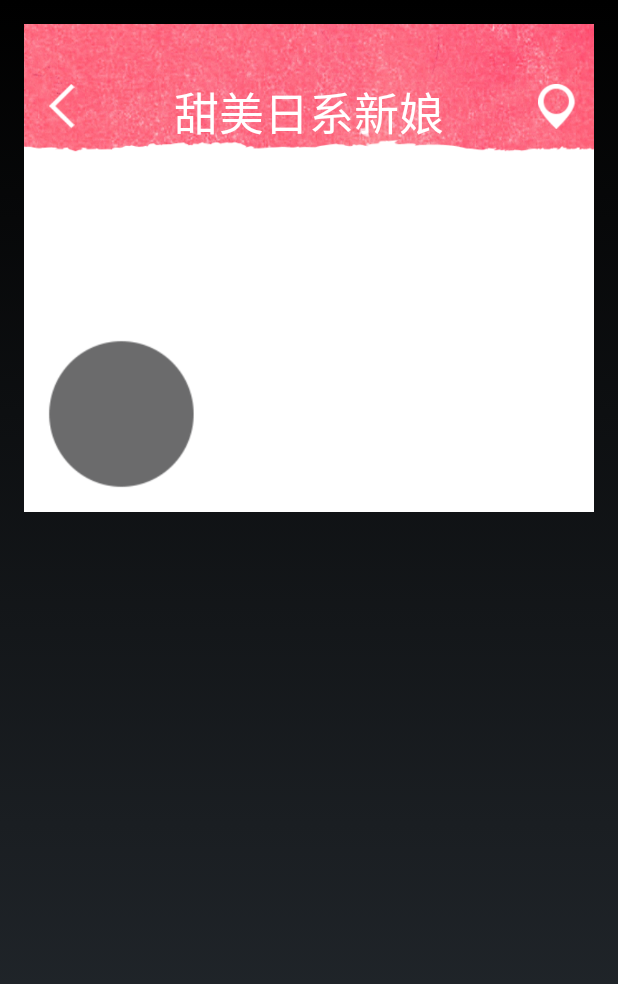
After one commit to chao-zhou/NailD2D, an Android app: the PackageDetailActivity screen opened directly, with no data from a screen before it, on a phone screen of 412 x 824 dp. The commit adds this screen. Shown: the top 984 px of the screen. Run offline under Robolectric (Android 15) with nearby library versions, the phone set to English and light mode, and no system bars.

Commit message:
add package details activity

```diff
--- a/app/src/main/AndroidManifest.xml
+++ b/app/src/main/AndroidManifest.xml
@@ -1,6 +1,8 @@
 <?xml version="1.0" encoding="utf-8"?>
 <manifest xmlns:android="http://schemas.android.com/apk/res/android"
     package="com.naild2d.android" >
+
+    <uses-permission android:name="android.permission.INTERNET" />
 
     <application
         android:allowBackup="true"
@@ -9,9 +11,10 @@
         android:theme="@android:style/Theme.NoTitleBar" >
         <activity
             android:name=".MainActivity"
-            android:label="@string/app_name">
+            android:label="@string/app_name" >
             <intent-filter>
                 <action android:name="android.intent.action.MAIN" />
+
                 <category android:name="android.intent.category.LAUNCHER" />
             </intent-filter>
         </activity>
@@ -19,7 +22,10 @@
             android:name=".HomeActivity"
             android:label="@string/app_name" >
         </activity>
+        <activity
+            android:name=".PackageDetailActivity"
+            android:label="@string/title_activity_package_detail" >
+        </activity>
     </application>
 
-    <uses-permission android:name="android.permission.INTERNET"/>
 </manifest>
--- /dev/null
+++ b/app/src/main/java/com/naild2d/android/PackageDetailActivity.java
@@ -0,0 +1,39 @@
+package com.naild2d.android;
+
+import android.app.Activity;
+import android.os.Bundle;
+import android.view.Menu;
+import android.view.MenuItem;
+
+
+public class PackageDetailActivity extends Activity {
+
+    @Override
+    protected void onCreate(Bundle savedInstanceState) {
+        super.onCreate(savedInstanceState);
+        setContentView(R.layout.activity_package_detail);
+    }
+
+
+    @Override
+    public boolean onCreateOptionsMenu(Menu menu) {
+        // Inflate the menu; this adds items to the action bar if it is present.
+        getMenuInflater().inflate(R.menu.menu_package_detail, menu);
+        return true;
+    }
+
+    @Override
+    public boolean onOptionsItemSelected(MenuItem item) {
+        // Handle action bar item clicks here. The action bar will
+        // automatically handle clicks on the Home/Up button, so long
+        // as you specify a parent activity in AndroidManifest.xml.
+        int id = item.getItemId();
+
+        //noinspection SimplifiableIfStatement
+        if (id == R.id.action_settings) {
+            return true;
+        }
+
+        return super.onOptionsItemSelected(item);
+    }
+}
--- /dev/null
+++ b/app/src/main/res/layout/activity_package_detail.xml
@@ -0,0 +1,83 @@
+<RelativeLayout xmlns:android="http://schemas.android.com/apk/res/android"
+    xmlns:tools="http://schemas.android.com/tools" android:layout_width="match_parent"
+    android:layout_height="match_parent" android:paddingLeft="@dimen/activity_horizontal_margin"
+    android:paddingRight="@dimen/activity_horizontal_margin"
+    android:paddingTop="@dimen/activity_vertical_margin"
+    android:paddingBottom="@dimen/activity_vertical_margin"
+    tools:context="com.naild2d.android.PackageDetailActivity">
+    <ScrollView
+        android:layout_width="fill_parent"
+        android:layout_height="wrap_content">
+        <RelativeLayout
+            android:layout_width="fill_parent"
+            android:layout_height="wrap_content">
+
+            <ImageView
+                android:id="@+id/home_adv"
+                android:layout_width="fill_parent"
+                android:layout_height="250dp"
+                android:src="#FFFFFF"
+                android:scaleType="fitXY"
+                android:background="@android:color/transparent"
+                android:layout_below="@+id/home_head_bar"
+                android:layout_alignParentLeft="true"
+                android:layout_alignParentStart="true"
+                android:layout_marginTop="-20dp"/>
+
+            <ImageView
+                android:layout_width="100dp"
+                android:layout_height="115dp"
+                android:src="@drawable/pkgdetail_price_bg"
+                android:scaleType="fitXY"
+                android:background="@android:color/transparent"
+                android:layout_alignParentBottom="true"
+                android:layout_alignParentLeft="true"
+                android:layout_alignParentStart="true"
+                android:layout_marginLeft="15dp"
+                android:paddingBottom="15dp"/>
+
+            <RelativeLayout
+                android:id="@+id/home_head_bar"
+                android:layout_width="fill_parent"
+                android:layout_height="85dp"
+                android:orientation="horizontal"
+                android:layout_marginBottom="10dp"
+                android:background="@drawable/pkgls_top_bar">
+
+                <ImageButton
+                    android:layout_width="30dp"
+                    android:layout_height="30dp"
+                    android:layout_marginLeft="10dp"
+                    android:layout_marginTop="40dp"
+                    android:layout_alignParentLeft="true"
+                    android:src="@drawable/pkgls_back"
+                    android:scaleType="centerInside"
+                    android:background="@android:color/transparent" />
+
+                <TextView
+                    android:layout_marginTop="36dp"
+                    android:layout_width="wrap_content"
+                    android:layout_height="fill_parent"
+                    android:layout_centerHorizontal="true"
+                    android:text="甜美日系新娘"
+                    android:textColor="#FFFFFF"
+                    android:textSize="30sp"
+                    android:scaleType="centerInside"
+                    android:background="@android:color/transparent" />
+
+                <ImageButton
+                    android:layout_width="30dp"
+                    android:layout_height="30dp"
+                    android:layout_marginRight="10dp"
+                    android:layout_marginTop="40dp"
+                    android:layout_alignParentRight="true"
+                    android:src="@drawable/pkgls_loc_normal"
+                    android:scaleType="centerInside"
+                    android:background="@android:color/transparent" />
+            </RelativeLayout>
+        </RelativeLayout>
+
+
+    </ScrollView>
+
+</RelativeLayout>
--- /dev/null
+++ b/app/src/main/res/menu/menu_package_detail.xml
@@ -0,0 +1,7 @@
+<menu xmlns:android="http://schemas.android.com/apk/res/android"
+    xmlns:app="http://schemas.android.com/apk/res-auto"
+    xmlns:tools="http://schemas.android.com/tools"
+    tools:context="com.naild2d.android.PackageDetailActivity">
+    <item android:id="@+id/action_settings" android:title="@string/action_settings"
+        android:orderInCategory="100" app:showAsAction="never" />
+</menu>
--- a/app/src/main/res/values/strings.xml
+++ b/app/src/main/res/values/strings.xml
@@ -6,5 +6,6 @@
     <string name="action_settings">Settings</string>
     <string name="title_activity_home">HomeActivity</string>
     <string name="title_activity_packagelist">PackagelistActivity</string>
+    <string name="title_activity_package_detail">PackageDetailActivity</string>
 
 </resources>
```
Also changed, not shown: app/src/main/res/drawable-mdpi/pkgdetail_price_bg.png (added).
